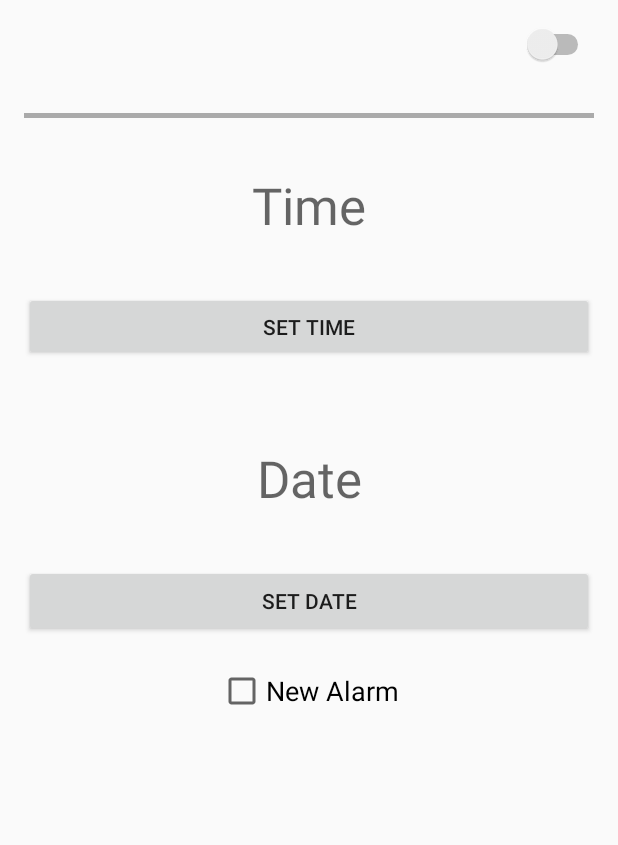
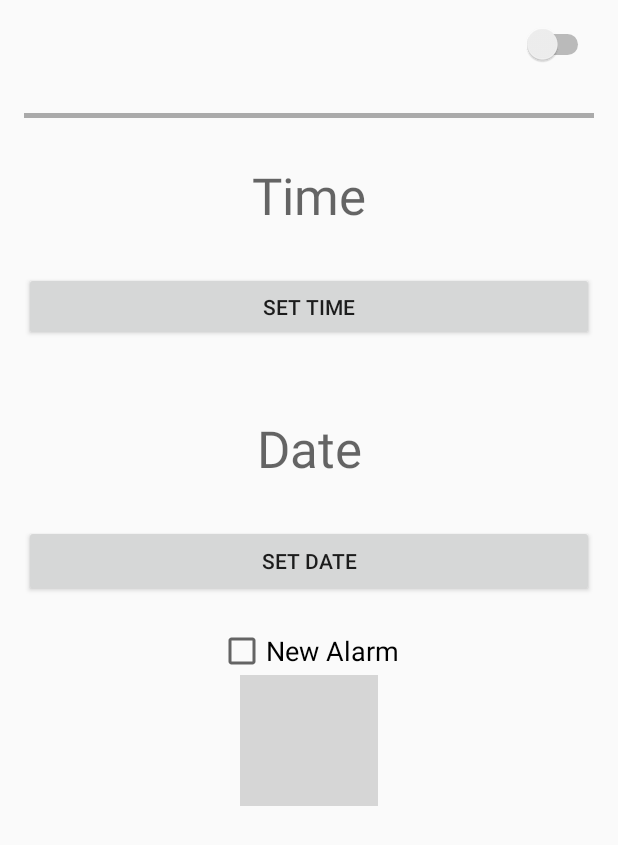
Before and after one commit to lilogevo/Perry, an Android app: the Notification screen opened directly, with no data from a screen before it, on a phone screen of 412 x 824 dp. Shown: the top 845 px of the screen. Run offline under Robolectric (Android 15) with nearby library versions, the phone set to English and light mode, and no system bars; grey boxes are pictures that could not be loaded.

Commit message:
Deletes alarms from DB, trash can button

```diff
--- a/PERRY2/app/src/main/java/a461lapp/perry/ListAlarmsActivity.java
+++ b/PERRY2/app/src/main/java/a461lapp/perry/ListAlarmsActivity.java
@@ -39,7 +39,7 @@
             @Override
             public void onItemClick(AdapterView<?> arg0, View arg1, int position, long id) {
                 // Integer idToSearch = Integer.parseInt(myIDs.get(position));
-                db.deleteAlarm(Integer.parseInt(myIDs.get(position)));
+               // db.deleteAlarm(Integer.parseInt(myIDs.get(position)));
             }
         });
     }
--- a/PERRY2/app/src/main/java/a461lapp/perry/MainActivity.java
+++ b/PERRY2/app/src/main/java/a461lapp/perry/MainActivity.java
@@ -53,6 +53,7 @@
                 ArrayList<Data> temp = db.getAllAlarms();
                 for (int i = 0; i < temp.size(); i++){
                     listOfAlarms.add(temp.get(i));
+                    System.out.println(temp.get(i).getName());
                 }
                updateAlarm();
             }
--- a/PERRY2/app/src/main/java/a461lapp/perry/Notification.java
+++ b/PERRY2/app/src/main/java/a461lapp/perry/Notification.java
@@ -7,8 +7,9 @@
 import android.content.Intent;
 import android.os.Bundle;
 import android.view.View;
-import android.widget.Button;
-import android.widget.EditText;
+//import android.widget.Button;
+import android.widget.ImageButton;
+//import android.widget.EditText;
 import android.widget.TextView;
 import java.util.Calendar;
 import java.util.*;
@@ -63,6 +64,16 @@
         db = DBHelper.getInstance(this);
 
         calendar = Calendar.getInstance();
+
+
+
+        ImageButton deleteButton = (ImageButton) findViewById(R.id.deleteButton);
+        deleteButton.setOnClickListener(new View.OnClickListener() {
+            @Override
+            public void onClick(View v) {
+               db.deleteAlarm(String.valueOf(id));
+            }
+        });
 
         findViewById(R.id.setTime).setOnClickListener(new View.OnClickListener() {
             @Override
--- a/PERRY2/app/src/main/res/layout/activity_alarm.xml
+++ b/PERRY2/app/src/main/res/layout/activity_alarm.xml
@@ -1,6 +1,7 @@
 <?xml version="1.0" encoding="utf-8"?>
 <LinearLayout
     xmlns:android="http://schemas.android.com/apk/res/android"
+    xmlns:app="http://schemas.android.com/apk/res-auto"
     xmlns:tools="http://schemas.android.com/tools"
     android:layout_width="fill_parent"
     android:layout_height="fill_parent"
@@ -94,4 +95,13 @@
         android:fontFamily="sans-serif"
         android:textSize="18sp" />
 
+    <ImageButton
+        android:layout_width="92dp"
+        android:layout_height="87dp"
+        android:layout_gravity="center"
+        android:src="@drawable/trash"
+        android:id="@+id/deleteButton"
+        android:background="@android:color/transparent" />
+
+
 </LinearLayout>
```
Also changed, not shown: PERRY2/app/src/main/java/a461lapp/perry/DBHelper.java (+7 -3 lines).
